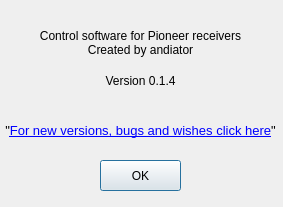
Before: the Qt Designer form aboutdialog.ui in AceOfSnakes/AvrPioRemote, drawn with Qt 5.
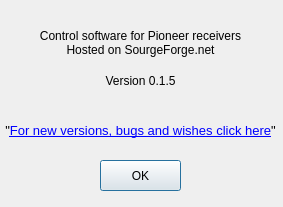
After: the same form once the commit is applied.

What changed in the file:
```diff
--- a/aboutdialog.ui
+++ b/aboutdialog.ui
@@ -42,7 +42,7 @@
     </rect>
    </property>
    <property name="text">
-    <string>Created by andiator</string>
+    <string>Hosted on SourgeForge.net</string>
    </property>
    <property name="alignment">
     <set>Qt::AlignCenter</set>
@@ -58,7 +58,7 @@
     </rect>
    </property>
    <property name="text">
-    <string>Version 0.1.4</string>
+    <string>Version 0.1.5</string>
    </property>
    <property name="alignment">
     <set>Qt::AlignCenter</set>
```
